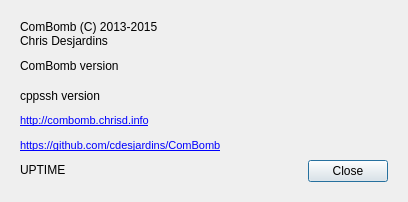
This is ComBombGui/aboutdialog.ui in cdesjardins/ComBomb as Qt 5 draws it before an edit. The edited form follows.
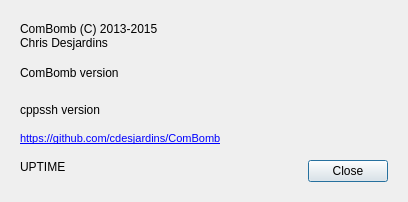
This is the edited form. Icons and pictures are not drawn. Custom widgets are drawn as their Qt base class.

Patch:
```diff
--- a/ComBombGui/aboutdialog.ui
+++ b/ComBombGui/aboutdialog.ui
@@ -77,7 +77,6 @@
 &lt;html&gt;&lt;head&gt;&lt;meta name=&quot;qrichtext&quot; content=&quot;1&quot; /&gt;&lt;style type=&quot;text/css&quot;&gt;
 p, li { white-space: pre-wrap; }
 &lt;/style&gt;&lt;/head&gt;&lt;body style=&quot; font-family:'Cantarell'; font-size:11pt; font-weight:400; font-style:normal;&quot;&gt;
-&lt;p style=&quot; margin-top:12px; margin-bottom:12px; margin-left:0px; margin-right:0px; -qt-block-indent:0; text-indent:0px;&quot;&gt;&lt;a href=&quot;http://combomb.chrisd.info&quot;&gt;&lt;span style=&quot; font-family:'MS Shell Dlg 2'; font-size:8pt; text-decoration: underline; color:#0000ff;&quot;&gt;http://combomb.chrisd.info&lt;/span&gt;&lt;/a&gt;&lt;/p&gt;
 &lt;p style=&quot; margin-top:12px; margin-bottom:12px; margin-left:0px; margin-right:0px; -qt-block-indent:0; text-indent:0px;&quot;&gt;&lt;a href=&quot;https://github.com/cdesjardins/ComBomb&quot;&gt;&lt;span style=&quot; font-family:'Sans Serif'; font-size:8pt; text-decoration: underline; color:#0000ff;&quot;&gt;https://github.com/cdesjardins/ComBomb&lt;/span&gt;&lt;/a&gt;&lt;/p&gt;&lt;/body&gt;&lt;/html&gt;</string>
         </property>
         <property name="textFormat">
```
